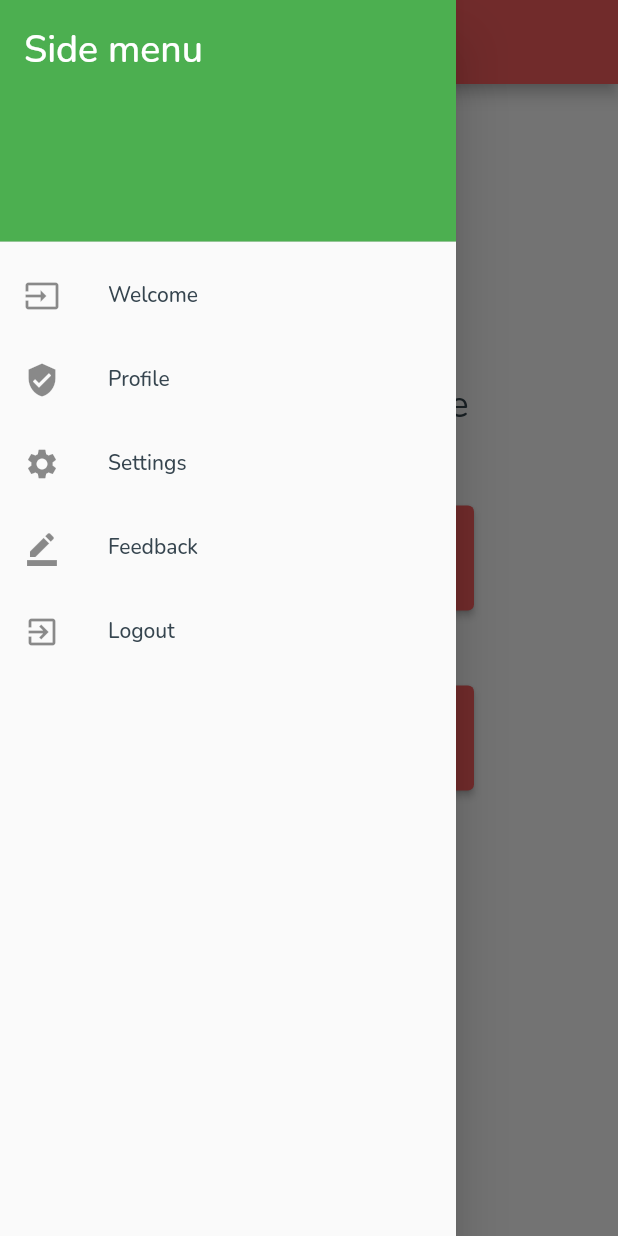
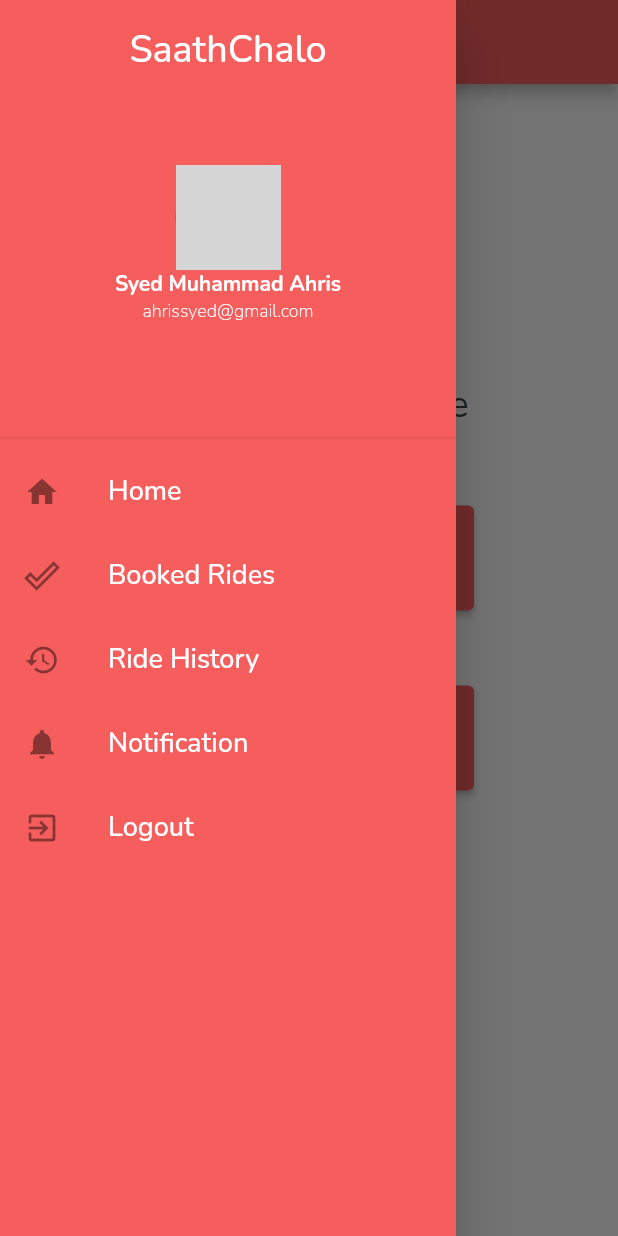
Before and after one commit to SyedAhris/saath-chalo, a Flutter app: the screen it shows after launch, with the side drawer open, on a phone screen of 412 x 824 dp. Run offline on Flutter 3.47's test engine with Material 2 defaults, Android fonts, the phone set to English and light mode, and no system bars; our stand-ins replace google_fonts; missing offline and left inert: sign_button; network calls fail; grey boxes are pictures that could not be loaded.

Commit message:
Completed Sidebar, and refactored colors

```diff
--- a/lib/constants/constants.dart
+++ b/lib/constants/constants.dart
@@ -1,5 +1,7 @@
 import 'dart:ui';
 
 class MainColors {
-  static const primary = Color(0xffDCDEDF);
+  static const primary = Color(0xffF65E5D);
+  static const secondary = Color(0xffFF9494);
+  static const grey = Color(0xffDCDEDF);
 }
--- a/lib/driver_pages/LoginPage/login_page_driver.dart
+++ b/lib/driver_pages/LoginPage/login_page_driver.dart
@@ -2,6 +2,8 @@ import 'package:flutter/material.dart';
 import 'package:flutterdemo/driver_pages/SignupPage/signup_page_driver.dart';
 import 'package:flutterdemo/globalComponents/main_app_bar.dart';
 import 'package:sign_button/sign_button.dart';
+
+import '../../constants/constants.dart';
 
 class LoginPageDriver extends StatefulWidget {
   const LoginPageDriver({Key? key}) : super(key: key);
@@ -87,7 +89,7 @@ class _LoginPageDriverState extends State<LoginPageDriver> {
                           value: checkBoxVal,
                           side: const BorderSide(color: Color(0xffDCDEDF)),
                           checkColor: Colors.white,
-                          activeColor: const Color(0xffF65E5D),
+                          activeColor: MainColors.primary,
                           onChanged: (value) {
                             setState(() {
                               checkBoxVal = value as bool;
@@ -95,7 +97,7 @@ class _LoginPageDriverState extends State<LoginPageDriver> {
                           }),
                       const Text("Remember Me",
                           style: TextStyle(
-                              fontSize: 13, color: Color(0xffF65E5D))),
+                              fontSize: 13, color: MainColors.primary)),
                       const SizedBox(width: 100),
                       GestureDetector(
                           onTap: () {},
@@ -161,7 +163,7 @@ class _LoginPageDriverState extends State<LoginPageDriver> {
                         child: const Text("Sign Up",
                             style: TextStyle(
                                 fontSize: 15,
-                                color: Color(0xffF65E5D),
+                                color: MainColors.primary,
                                 fontWeight: FontWeight.w900)),
                       )
                     ],
--- a/lib/driver_pages/SignupPage/signup_page_driver.dart
+++ b/lib/driver_pages/SignupPage/signup_page_driver.dart
@@ -1,5 +1,7 @@
 import 'package:flutter/material.dart';
-import 'package:flutterdemo/globalComponents/main_app_bar.dart';
+
+import '../../constants/constants.dart';
+import '../../globalComponents/main_app_bar.dart';
 
 class SignupDriver extends StatefulWidget {
   const SignupDriver({Key? key}) : super(key: key);
@@ -179,7 +181,7 @@ class _SignupDriverState extends State<SignupDriver> {
                           child: const Text("Login Here",
                               style: TextStyle(
                                   fontSize: 15,
-                                  color: Color(0xffF65E5D),
+                                  color: MainColors.primary,
                                   fontWeight: FontWeight.w900)),
                         )
                       ],
--- a/lib/globalComponents/main_text_field.dart
+++ b/lib/globalComponents/main_text_field.dart
@@ -15,10 +15,10 @@ class MainTextField extends StatelessWidget {
       decoration: InputDecoration(
           border: OutlineInputBorder(
               borderRadius: BorderRadius.circular(8),
-              borderSide: const BorderSide(color: MainColors.primary)),
+              borderSide: const BorderSide(color: MainColors.grey)),
           enabledBorder: OutlineInputBorder(
               borderRadius: BorderRadius.circular(8),
-              borderSide: const BorderSide(color: MainColors.primary)),
+              borderSide: const BorderSide(color: MainColors.grey)),
           labelText: labelText,
           hintText: hintText),
     );
--- a/lib/globalComponents/side_bar.dart
+++ b/lib/globalComponents/side_bar.dart
@@ -6,40 +6,85 @@ class SideBar extends StatelessWidget {
   @override
   Widget build(BuildContext context) {
     return Drawer(
+      backgroundColor: Theme.of(context).colorScheme.primary,
       child: ListView(
-        padding: EdgeInsets.zero,
-        children: const <Widget>[
-          DrawerHeader(
-            decoration: BoxDecoration(
-                color: Colors.green,
+        children: [
+          SizedBox(
+            height: 300,
+            child: DrawerHeader(
+              child: Column(children: const [
+                Text(
+                  'SaathChalo',
+                  style: TextStyle(color: Colors.white, fontSize: 25),
                 ),
-            child: Text(
-              'Side menu',
-              style: TextStyle(color: Colors.white, fontSize: 25),
+                Padding(
+                  padding: EdgeInsets.only(top: 60),
+                  child: CircleAvatar(
+                    radius: 35,
+                    backgroundImage: NetworkImage(
+                        "https://img.freepik.com/free-photo/portrait-white-man-isolated_53876-40306.jpg"),
+                  ),
+                ),
+                Text(
+                  'Syed Muhammad Ahris',
+                  style: TextStyle(
+                      color: Colors.white,
+                      fontSize: 14,
+                      fontWeight: FontWeight.w700),
+                ),
+                Text(
+                  'ahrissyed@gmail.com',
+                  style: TextStyle(
+                      color: Colors.white,
+                      fontSize: 12,
+                      fontWeight: FontWeight.w200),
+                ),
+              ]),
             ),
           ),
-          ListTile(
-            leading: Icon(Icons.input),
-            title: Text('Welcome'),
+          const ListTile(
+            leading: Icon(Icons.home),
+            title: SideBarText(text: "Home"),
           ),
-          ListTile(
-            leading: Icon(Icons.verified_user),
-            title: Text('Profile'),
+          const ListTile(
+            leading: Icon(Icons.done_outline_sharp),
+            title: SideBarText(text: "Booked Rides"),
           ),
-          ListTile(
-            leading: Icon(Icons.settings),
-            title: Text('Settings'),
+          const ListTile(
+            leading: Icon(Icons.history),
+            title: SideBarText(text: "Ride History"),
           ),
-          ListTile(
-            leading: Icon(Icons.border_color),
-            title: Text('Feedback'),
+          const ListTile(
+            leading: Icon(Icons.notifications),
+            title: SideBarText(text: "Notification"),
           ),
-          ListTile(
-            leading: Icon(Icons.exit_to_app),
-            title: Text('Logout'),
-          ),
+          const Expanded(
+            child: Align(
+              alignment: FractionalOffset.bottomCenter,
+              child: ListTile(
+                leading: Icon(Icons.exit_to_app),
+                title: SideBarText(text: "Logout"),
+              ),
+            ),
+          )
         ],
       ),
     );
   }
 }
+
+class SideBarText extends StatelessWidget {
+  const SideBarText({
+    Key? key,
+    required this.text,
+  }) : super(key: key);
+  final String text;
+
+  @override
+  Widget build(BuildContext context) {
+    return Text(
+      text,
+      style: const TextStyle(color: Colors.white, fontSize: 18),
+    );
+  }
+}
--- a/lib/main.dart
+++ b/lib/main.dart
@@ -1,6 +1,7 @@
 import 'package:flutter/material.dart';
 import 'package:google_fonts/google_fonts.dart';
 
+import 'constants/constants.dart';
 import 'home_page/home_page.dart';
 
 void main() {
@@ -20,8 +21,8 @@ class MyApp extends StatelessWidget {
                   bodyColor: const Color(0xff36454F),
                 )),
         colorScheme: ColorScheme.fromSwatch().copyWith(
-          primary: const Color(0xffF65E5D),
-          secondary: const Color(0xffFF9494),
+          primary: MainColors.primary,
+          secondary: MainColors.secondary,
         ),
       ),
       home: const HomePage(title: 'SaathChalo'),
--- a/lib/passenger_pages/LoginPage/login_page_passenger.dart
+++ b/lib/passenger_pages/LoginPage/login_page_passenger.dart
@@ -70,9 +70,9 @@ class _LoginPagePassengerState extends State<LoginPagePassenger> {
                     children: [
                       Checkbox(
                           value: checkBoxVal,
-                          side: const BorderSide(color: MainColors.primary),
+                          side: const BorderSide(color: MainColors.grey),
                           checkColor: Colors.white,
-                          activeColor: const Color(0xffF65E5D),
+                          activeColor: MainColors.primary,
                           onChanged: (value) {
                             setState(() {
                               checkBoxVal = value as bool;
@@ -80,7 +80,7 @@ class _LoginPagePassengerState extends State<LoginPagePassenger> {
                           }),
                       const Text("Remember Me",
                           style: TextStyle(
-                              fontSize: 13, color: Color(0xffF65E5D))),
+                              fontSize: 13, color: MainColors.primary)),
                       const SizedBox(width: 100),
                       GestureDetector(
                           onTap: () {},
@@ -137,7 +137,7 @@ class _LoginPagePassengerState extends State<LoginPagePassenger> {
                         child: const Text("Sign Up",
                             style: TextStyle(
                                 fontSize: 15,
-                                color: Color(0xffF65E5D),
+                                color: MainColors.primary,
                                 fontWeight: FontWeight.w900)),
                       )
                     ],
--- a/lib/passenger_pages/SignupPage/signup_page_passenger.dart
+++ b/lib/passenger_pages/SignupPage/signup_page_passenger.dart
@@ -1,4 +1,5 @@
 import 'package:flutter/material.dart';
+import 'package:flutterdemo/constants/constants.dart';
 import 'package:flutterdemo/globalComponents/main_app_bar.dart';
 
 class SignupPassenger extends StatefulWidget {
@@ -178,7 +179,7 @@ class _SignupPassengerState extends State<SignupPassenger> {
                           child: const Text("Login Here",
                               style: TextStyle(
                                   fontSize: 15,
-                                  color: Color(0xffF65E5D),
+                                  color: MainColors.primary,
                                   fontWeight: FontWeight.w900)),
                         )
                       ],
```
